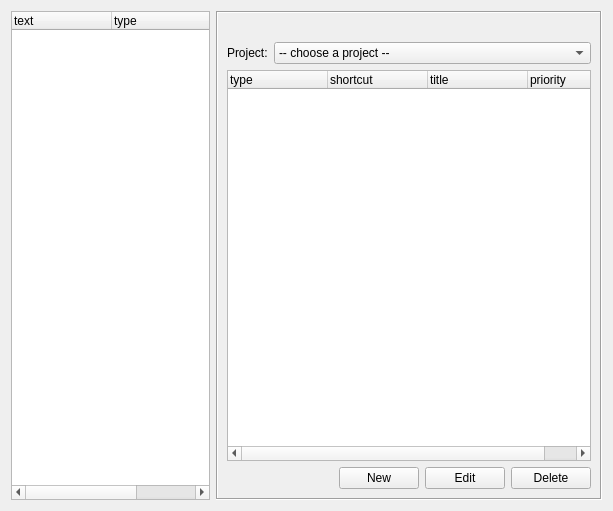
This is client/forms/init.ui in Wolframe/wolfzilla as Qt 5 draws it before an edit. The edited form follows.
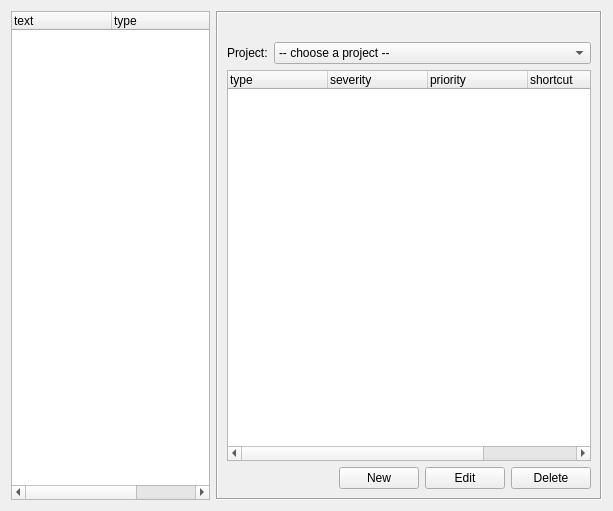
This is the edited form. The open tabs and pages were chosen to show the change. Icons and pictures are not drawn.

Commit message: better issue list

```diff
--- a/client/forms/init.ui
+++ b/client/forms/init.ui
@@ -7,7 +7,7 @@
     <x>0</x>
     <y>0</y>
     <width>613</width>
-    <height>469</height>
+    <height>495</height>
    </rect>
   </property>
   <property name="windowTitle">
@@ -979,12 +979,7 @@
          </column>
          <column>
           <property name="text">
-           <string>shortcut</string>
-          </property>
-         </column>
-         <column>
-          <property name="text">
-           <string>title</string>
+           <string>severity</string>
           </property>
          </column>
          <column>
@@ -992,6 +987,16 @@
            <string>priority</string>
           </property>
          </column>
+         <column>
+          <property name="text">
+           <string>shortcut</string>
+          </property>
+         </column>
+         <column>
+          <property name="text">
+           <string>title</string>
+          </property>
+         </column>
         </widget>
        </item>
        <item row="4" column="0" colspan="2">
```
Left out of the diff: 4 changed lines with no effect on the pictures. The commit also changes 2 other files.
